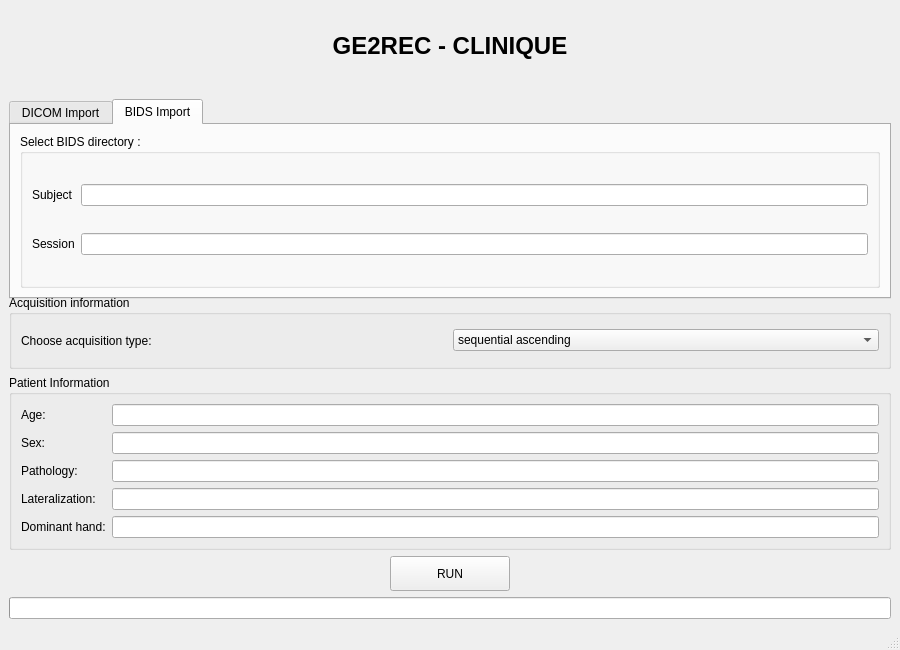
Above: ge2rec-clin/interface.ui from IRMaGe-3T/ge2rec-clin before the change. Below: the same form after it.
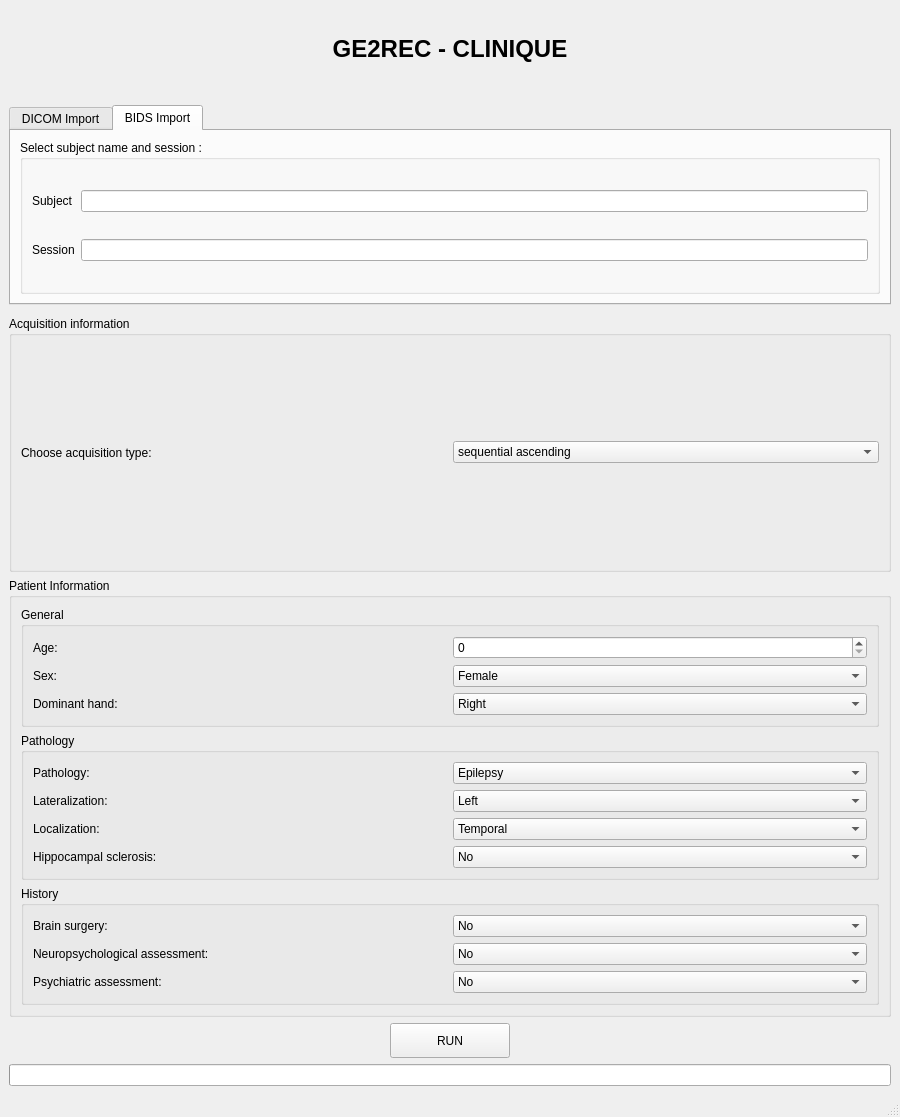
That is the form after the change. The open tabs and pages were chosen to show the change.

Commit message: add interface patients infos

```diff
--- a/ge2rec-clin/interface.ui
+++ b/ge2rec-clin/interface.ui
@@ -7,7 +7,7 @@
     <x>0</x>
     <y>0</y>
     <width>900</width>
-    <height>650</height>
+    <height>1117</height>
    </rect>
   </property>
   <property name="minimumSize">
@@ -166,7 +166,7 @@
         <item>
          <widget class="QGroupBox" name="groupBox">
           <property name="title">
-           <string>Select BIDS directory :</string>
+           <string>Select subject name and session :</string>
           </property>
           <layout class="QGridLayout" name="gridLayout">
            <item row="1" column="1">
@@ -196,6 +196,22 @@
       </widget>
      </widget>
     </item>
+    <item>
+     <spacer name="verticalSpacer_between_tabs_and_acquisition">
+      <property name="orientation">
+       <enum>Qt::Vertical</enum>
+      </property>
+      <property name="sizeType">
+       <enum>QSizePolicy::Fixed</enum>
+      </property>
+      <property name="sizeHint" stdset="0">
+       <size>
+        <width>15</width>
+        <height>15</height>
+       </size>
+      </property>
+     </spacer>
+    </item>
     <item>
      <widget class="QGroupBox" name="groupBox_acquisition">
       <property name="title">
@@ -236,57 +252,317 @@
       <property name="title">
        <string>Patient Information</string>
       </property>
-      <layout class="QGridLayout">
-       <item row="2" column="2">
-        <widget class="QLineEdit" name="lineEdit_disease"/>
-       </item>
-       <item row="4" column="2">
-        <widget class="QLineEdit" name="lineEdit_hand"/>
-       </item>
-       <item row="0" column="2">
-        <widget class="QLineEdit" name="lineEdit_age"/>
-       </item>
-       <item row="1" column="0">
-        <widget class="QLabel" name="label_sex">
-         <property name="text">
-          <string>Sex:</string>
+      <layout class="QVBoxLayout">
+       <item>
+        <widget class="QGroupBox" name="groupBox_general">
+         <property name="title">
+          <string>General</string>
          </property>
+         <layout class="QGridLayout">
+          <item row="0" column="0">
+           <widget class="QLabel" name="label_age">
+            <property name="text">
+             <string>Age:</string>
+            </property>
+           </widget>
+          </item>
+          <item row="0" column="1">
+           <widget class="QSpinBox" name="spinBox_age">
+            <property name="maximum">
+             <number>120</number>
+            </property>
+           </widget>
+          </item>
+          <item row="1" column="0">
+           <widget class="QLabel" name="label_sex">
+            <property name="text">
+             <string>Sex:</string>
+            </property>
+           </widget>
+          </item>
+          <item row="1" column="1">
+           <widget class="QComboBox" name="comboBox_sex">
+            <item>
+             <property name="text">
+              <string>Female</string>
+             </property>
+            </item>
+            <item>
+             <property name="text">
+              <string>Male</string>
+             </property>
+            </item>
+            <item>
+             <property name="text">
+              <string>Other</string>
+             </property>
+            </item>
+           </widget>
+          </item>
+          <item row="2" column="0">
+           <widget class="QLabel" name="label_hand">
+            <property name="text">
+             <string>Dominant hand:</string>
+            </property>
+           </widget>
+          </item>
+          <item row="2" column="1">
+           <widget class="QComboBox" name="comboBox_hand">
+            <item>
+             <property name="text">
+              <string>Right</string>
+             </property>
+            </item>
+            <item>
+             <property name="text">
+              <string>Left</string>
+             </property>
+            </item>
+            <item>
+             <property name="text">
+              <string>Ambidextrous</string>
+             </property>
+            </item>
+            <item>
+             <property name="text">
+              <string>Unknown</string>
+             </property>
+            </item>
+           </widget>
+          </item>
+         </layout>
         </widget>
        </item>
-       <item row="3" column="0">
-        <widget class="QLabel" name="label_lat">
-         <property name="text">
-          <string>Lateralization:</string>
+       <item>
+        <widget class="QGroupBox" name="groupBox_pathology">
+         <property name="title">
+          <string>Pathology</string>
          </property>
+         <layout class="QGridLayout">
+          <item row="0" column="0">
+           <widget class="QLabel" name="label_pathology">
+            <property name="text">
+             <string>Pathology:</string>
+            </property>
+           </widget>
+          </item>
+          <item row="0" column="1">
+           <widget class="QComboBox" name="comboBox_pathology">
+            <item>
+             <property name="text">
+              <string>Epilepsy</string>
+             </property>
+            </item>
+            <item>
+             <property name="text">
+              <string>Tumor</string>
+             </property>
+            </item>
+            <item>
+             <property name="text">
+              <string>Stroke</string>
+             </property>
+            </item>
+            <item>
+             <property name="text">
+              <string>Healthy participant</string>
+             </property>
+            </item>
+            <item>
+             <property name="text">
+              <string>Other</string>
+             </property>
+            </item>
+           </widget>
+          </item>
+          <item row="1" column="0">
+           <widget class="QLabel" name="label_lat">
+            <property name="text">
+             <string>Lateralization:</string>
+            </property>
+           </widget>
+          </item>
+          <item row="1" column="1">
+           <widget class="QComboBox" name="comboBox_lat">
+            <item>
+             <property name="text">
+              <string>Left</string>
+             </property>
+            </item>
+            <item>
+             <property name="text">
+              <string>Right</string>
+             </property>
+            </item>
+            <item>
+             <property name="text">
+              <string>Bilateral</string>
+             </property>
+            </item>
+            <item>
+             <property name="text">
+              <string>Unknown</string>
+             </property>
+            </item>
+           </widget>
+          </item>
+          <item row="2" column="0">
+           <widget class="QLabel" name="label_localisation">
+            <property name="text">
+             <string>Localization:</string>
+            </property>
+           </widget>
+          </item>
+          <item row="2" column="1">
+           <widget class="QComboBox" name="comboBox_localisation">
+            <item>
+             <property name="text">
+              <string>Temporal</string>
+             </property>
+            </item>
+            <item>
+             <property name="text">
+              <string>Frontal</string>
+             </property>
+            </item>
+            <item>
+             <property name="text">
+              <string>Parietal</string>
+             </property>
+            </item>
+            <item>
+             <property name="text">
+              <string>Occipital</string>
+             </property>
+            </item>
+            <item>
+             <property name="text">
+              <string>Generalized</string>
+             </property>
+            </item>
+            <item>
+             <property name="text">
+              <string>Unknown</string>
+             </property>
+            </item>
+           </widget>
+          </item>
+          <item row="3" column="0">
+           <widget class="QLabel" name="label_hippo">
+            <property name="text">
+             <string>Hippocampal sclerosis:</string>
+            </property>
+           </widget>
+          </item>
+          <item row="3" column="1">
+           <widget class="QComboBox" name="comboBox_hippo">
+            <item>
+             <property name="text">
+              <string>No</string>
+             </property>
+            </item>
+            <item>
+             <property name="text">
+              <string>Yes</string>
+             </property>
+            </item>
+            <item>
+             <property name="text">
+              <string>Unknown</string>
+             </property>
+            </item>
+           </widget>
+          </item>
+         </layout>
         </widget>
        </item>
-       <item row="4" column="0">
-        <widget class="QLabel" name="label_hand">
-         <property name="text">
-          <string>Dominant hand:</string>
+       <item>
+        <widget class="QGroupBox" name="groupBox_history">
+         <property name="title">
+          <string>History</string>
          </property>
+         <layout class="QGridLayout">
+          <item row="0" column="0">
+           <widget class="QLabel" name="label_surgery">
+            <property name="text">
+             <string>Brain surgery:</string>
+            </property>
+           </widget>
+          </item>
+          <item row="0" column="1">
+           <widget class="QComboBox" name="comboBox_surgery">
+            <item>
+             <property name="text">
+              <string>No</string>
+             </property>
+            </item>
+            <item>
+             <property name="text">
+              <string>Yes</string>
+             </property>
+            </item>
+            <item>
+             <property name="text">
+              <string>Unknown</string>
+             </property>
+            </item>
+           </widget>
+          </item>
+          <item row="1" column="0">
+           <widget class="QLabel" name="label_neuropsy">
+            <property name="text">
+             <string>Neuropsychological assessment:</string>
+            </property>
+           </widget>
+          </item>
+          <item row="1" column="1">
+           <widget class="QComboBox" name="comboBox_neuropsy">
+            <item>
+             <property name="text">
+              <string>No</string>
+             </property>
+            </item>
+            <item>
+             <property name="text">
+              <string>Yes</string>
+             </property>
+            </item>
+            <item>
+             <property name="text">
+              <string>Unknown</string>
+             </property>
+            </item>
+           </widget>
+          </item>
+          <item row="2" column="0">
+           <widget class="QLabel" name="label_psy">
+            <property name="text">
+             <string>Psychiatric assessment:</string>
+            </property>
+           </widget>
+          </item>
+          <item row="2" column="1">
+           <widget class="QComboBox" name="comboBox_psy">
+            <item>
+             <property name="text">
+              <string>No</string>
+             </property>
+            </item>
+            <item>
+             <property name="text">
+              <string>Yes</string>
+             </property>
+            </item>
+            <item>
+             <property name="text">
+              <string>Unknown</string>
+             </property>
+            </item>
+           </widget>
+          </item>
+         </layout>
         </widget>
        </item>
-       <item row="2" column="0">
-        <widget class="QLabel" name="label_disease">
-         <property name="text">
-          <string>Pathology:</string>
-         </property>
-        </widget>
-       </item>
-       <item row="3" column="2">
-        <widget class="QLineEdit" name="lineEdit_lat"/>
-       </item>
-       <item row="0" column="0">
-        <widget class="QLabel" name="label_age">
-         <property name="text">
-          <string>Age:</string>
-         </property>
-        </widget>
-       </item>
-       <item row="1" column="2">
-        <widget class="QLineEdit" name="lineEdit_sex"/>
-       </item>
       </layout>
      </widget>
     </item>
```
Left out of the diff: 2 changed lines with no effect on the pictures. The commit also changes 3 other files.
